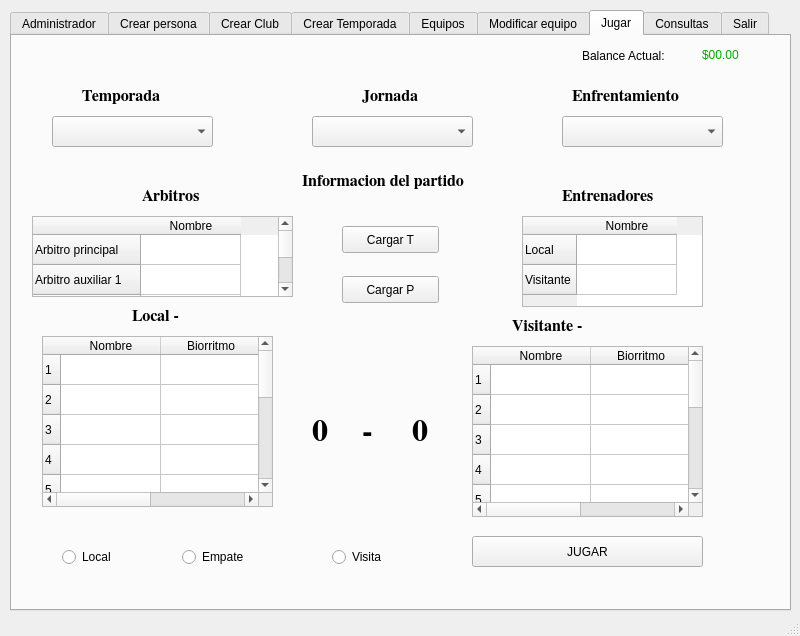
First picture: the form in mainWtabs.ui, repository Jeancasoto/ThePlaceToBet, before the edit.
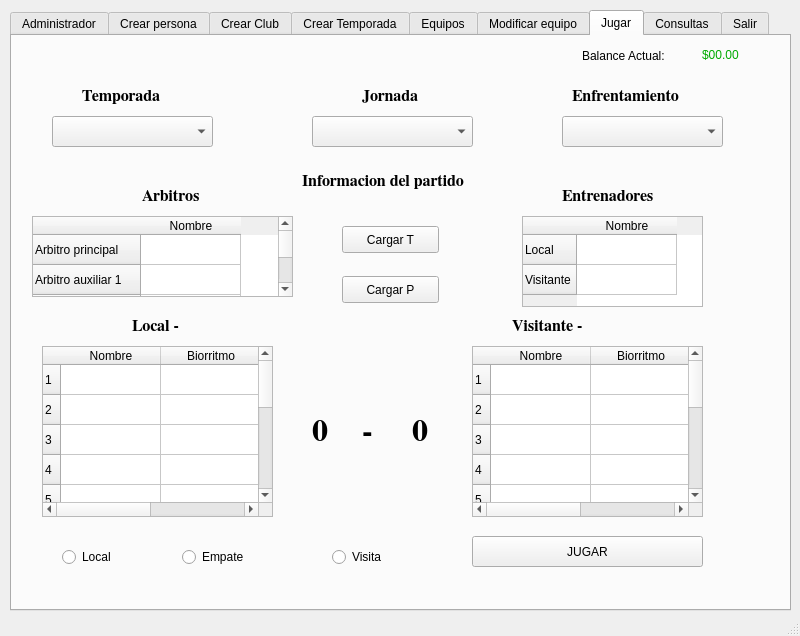
Second picture: the form after the edit. The open tabs and pages were chosen to show the change. Icons and pictures are not drawn.

Commit message: bioritmos terminado :v

Diff of the .ui file:
```diff
--- a/mainWtabs.ui
+++ b/mainWtabs.ui
@@ -1202,7 +1202,7 @@
       <property name="geometry">
        <rect>
         <x>120</x>
-        <y>270</y>
+        <y>280</y>
         <width>81</width>
         <height>21</height>
        </rect>
@@ -1244,7 +1244,7 @@
       <property name="geometry">
        <rect>
         <x>30</x>
-        <y>300</y>
+        <y>310</y>
         <width>231</width>
         <height>171</height>
        </rect>
```
Left out of the diff: 4 changed lines with no effect on the pictures. The commit also changes 2 other files.
